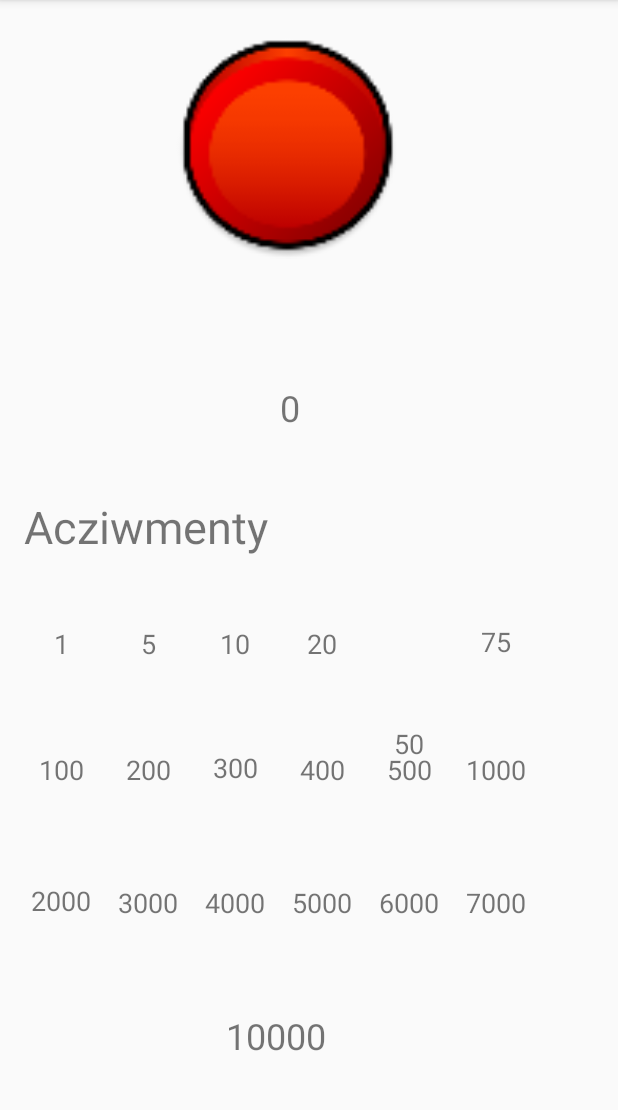
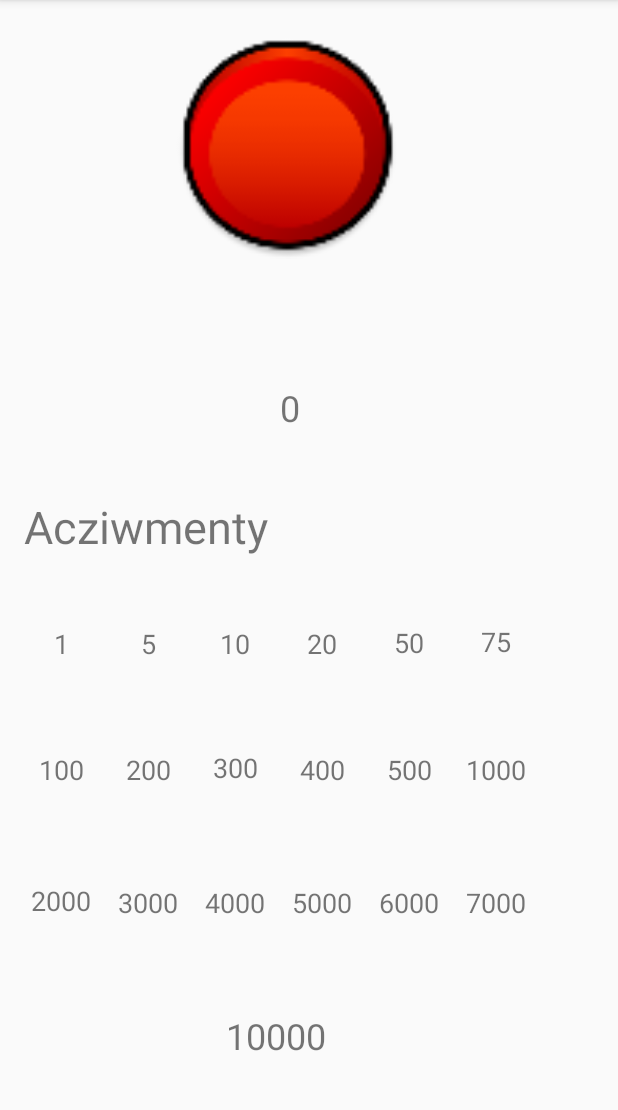
Before and after one commit to cerbin1/First, an Android app: the screen it shows after launch (MainActivity), on a phone screen of 412 x 824 dp, the part 84-1194 px from its top. Run offline under Robolectric (Android 15) with nearby library versions, the phone set to English and light mode, and no system bars.

Commit message:
Fixed constraint of achievement element

```diff
--- a/app/src/main/res/layout/activity_main.xml
+++ b/app/src/main/res/layout/activity_main.xml
@@ -122,10 +122,10 @@
         android:textSize="18sp"
         app:layout_constraintRight_toRightOf="parent"
         app:layout_constraintBottom_toBottomOf="parent"
-        android:layout_marginBottom="231dp"
+        android:layout_marginBottom="8dp"
         app:layout_constraintTop_toTopOf="parent"
         android:layout_marginTop="8dp"
-        app:layout_constraintVertical_bias="0.993"
+        app:layout_constraintVertical_bias="0.581"
         app:layout_constraintLeft_toRightOf="@+id/achievement20"
         android:layout_marginLeft="8dp"
         android:layout_marginRight="0dp"
@@ -390,13 +390,14 @@
         android:id="@+id/button"
         android:layout_width="229dp"
         android:layout_height="151dp"
-        app:srcCompat="@mipmap/button"
+        android:onClick="click"
+        app:layout_constraintBottom_toBottomOf="parent"
+        app:layout_constraintHorizontal_bias="0.423"
         app:layout_constraintLeft_toLeftOf="parent"
+        app:layout_constraintRight_toRightOf="parent"
         app:layout_constraintTop_toTopOf="parent"
-        app:layout_constraintBottom_toBottomOf="parent"
-        app:layout_constraintRight_toRightOf="parent"
         app:layout_constraintVertical_bias="0.035"
-        app:layout_constraintHorizontal_bias="0.423" />
+        app:srcCompat="@mipmap/button" />
 
     <android.support.constraint.Guideline
         android:layout_width="wrap_content"
```
